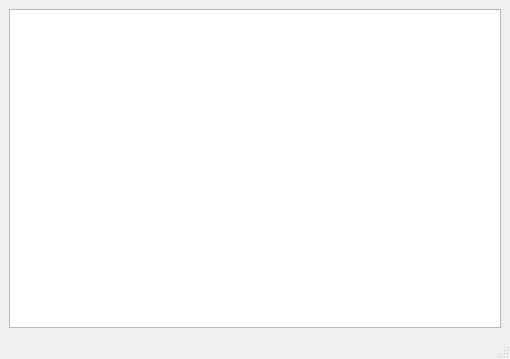
First picture: the form in mainwindow.ui, repository fatihsezgin/GpsParser, before the edit.
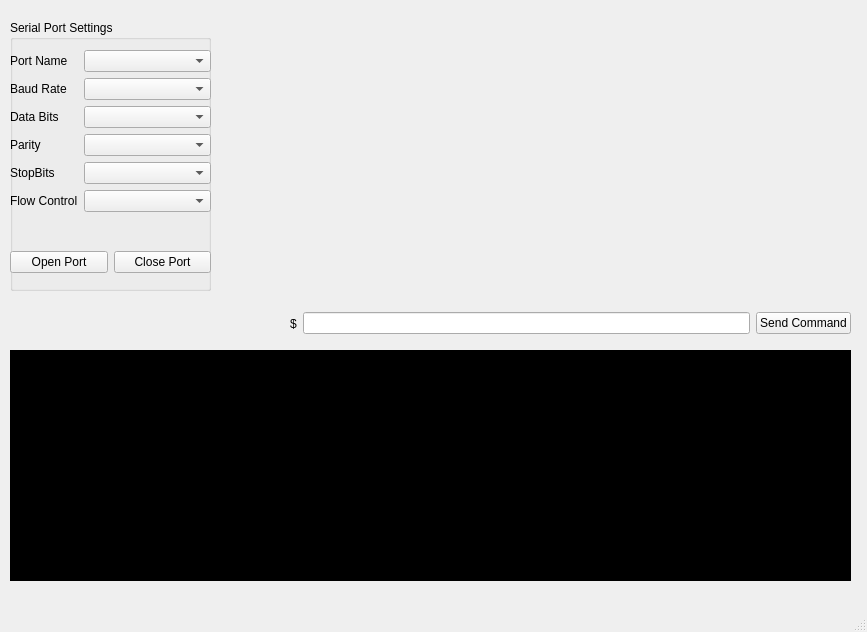
Second picture: the form after the edit.

Commit message: Status for PMTK commands handling has done

Patch:
```diff
--- a/mainwindow.ui
+++ b/mainwindow.ui
@@ -6,19 +6,184 @@
    <rect>
     <x>0</x>
     <y>0</y>
-    <width>510</width>
-    <height>359</height>
+    <width>867</width>
+    <height>632</height>
    </rect>
   </property>
   <property name="windowTitle">
    <string>MainWindow</string>
   </property>
   <widget class="QWidget" name="centralwidget">
-   <layout class="QVBoxLayout" name="verticalLayout">
-    <item>
-     <widget class="QPlainTextEdit" name="plainTextEdit"/>
-    </item>
-   </layout>
+   <widget class="QPlainTextEdit" name="plainTextEdit">
+    <property name="geometry">
+     <rect>
+      <x>10</x>
+      <y>350</y>
+      <width>841</width>
+      <height>231</height>
+     </rect>
+    </property>
+    <property name="autoFillBackground">
+     <bool>false</bool>
+    </property>
+    <property name="styleSheet">
+     <string notr="true">background-color: rgb(0, 0, 0);
+color : rgb(211, 215, 207)
+</string>
+    </property>
+    <property name="readOnly">
+     <bool>true</bool>
+    </property>
+   </widget>
+   <widget class="QGroupBox" name="groupBox">
+    <property name="geometry">
+     <rect>
+      <x>10</x>
+      <y>20</y>
+      <width>201</width>
+      <height>271</height>
+     </rect>
+    </property>
+    <property name="title">
+     <string>Serial Port Settings</string>
+    </property>
+    <widget class="QWidget" name="verticalLayoutWidget">
+     <property name="geometry">
+      <rect>
+       <x>0</x>
+       <y>30</y>
+       <width>201</width>
+       <height>223</height>
+      </rect>
+     </property>
+     <layout class="QVBoxLayout" name="verticalLayout">
+      <item>
+       <layout class="QFormLayout" name="formLayout">
+        <item row="0" column="0">
+         <widget class="QLabel" name="label">
+          <property name="text">
+           <string>Port Name</string>
+          </property>
+         </widget>
+        </item>
+        <item row="0" column="1">
+         <widget class="QComboBox" name="cboxPortName"/>
+        </item>
+        <item row="1" column="0">
+         <widget class="QLabel" name="label_2">
+          <property name="text">
+           <string>Baud Rate</string>
+          </property>
+         </widget>
+        </item>
+        <item row="1" column="1">
+         <widget class="QComboBox" name="cboxBaudRate"/>
+        </item>
+        <item row="2" column="0">
+         <widget class="QLabel" name="label_3">
+          <property name="text">
+           <string>Data Bits</string>
+          </property>
+         </widget>
+        </item>
+        <item row="2" column="1">
+         <widget class="QComboBox" name="cboxDataBits"/>
+        </item>
+        <item row="3" column="0">
+         <widget class="QLabel" name="label_7">
+          <property name="text">
+           <string>Parity</string>
+          </property>
+         </widget>
+        </item>
+        <item row="3" column="1">
+         <widget class="QComboBox" name="cboxParity"/>
+        </item>
+        <item row="4" column="0">
+         <widget class="QLabel" name="label_8">
+          <property name="text">
+           <string>StopBits</string>
+          </property>
+         </widget>
+        </item>
+        <item row="4" column="1">
+         <widget class="QComboBox" name="cboxStopBits"/>
+        </item>
+        <item row="5" column="0">
+         <widget class="QLabel" name="label_9">
+          <property name="text">
+           <string>Flow Control</string>
+          </property>
+         </widget>
+        </item>
+        <item row="5" column="1">
+         <widget class="QComboBox" name="cboxFlowControl"/>
+        </item>
+       </layout>
+      </item>
+      <item>
+       <spacer name="verticalSpacer">
+        <property name="orientation">
+         <enum>Qt::Vertical</enum>
+        </property>
+        <property name="sizeHint" stdset="0">
+         <size>
+          <width>20</width>
+          <height>40</height>
+         </size>
+        </property>
+       </spacer>
+      </item>
+      <item>
+       <layout class="QHBoxLayout" name="horizontalLayout">
+        <item>
+         <widget class="QPushButton" name="btnOpenPort">
+          <property name="text">
+           <string>Open Port</string>
+          </property>
+         </widget>
+        </item>
+        <item>
+         <widget class="QPushButton" name="btnClosePort">
+          <property name="text">
+           <string>Close Port</string>
+          </property>
+         </widget>
+        </item>
+       </layout>
+      </item>
+     </layout>
+    </widget>
+   </widget>
+   <widget class="QWidget" name="layoutWidget">
+    <property name="geometry">
+     <rect>
+      <x>290</x>
+      <y>310</y>
+      <width>561</width>
+      <height>27</height>
+     </rect>
+    </property>
+    <layout class="QHBoxLayout" name="horizontalLayout_2">
+     <item>
+      <widget class="QLabel" name="label_4">
+       <property name="text">
+        <string>$</string>
+       </property>
+      </widget>
+     </item>
+     <item>
+      <widget class="QLineEdit" name="lEditCommand"/>
+     </item>
+     <item>
+      <widget class="QPushButton" name="btnSendCommand">
+       <property name="text">
+        <string>Send Command</string>
+       </property>
+      </widget>
+     </item>
+    </layout>
+   </widget>
   </widget>
   <widget class="QMenuBar" name="menubar">
    <property name="geometry">
```
Left out of the diff: 2 changed lines with no effect on the pictures. The commit also changes 8 other files.
